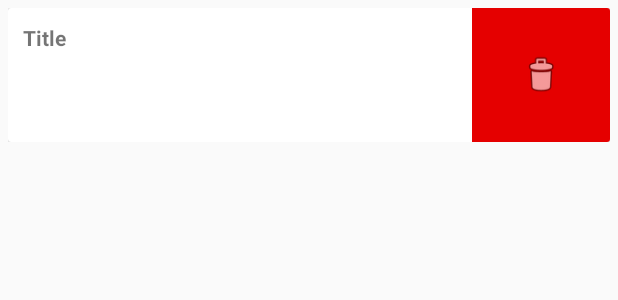
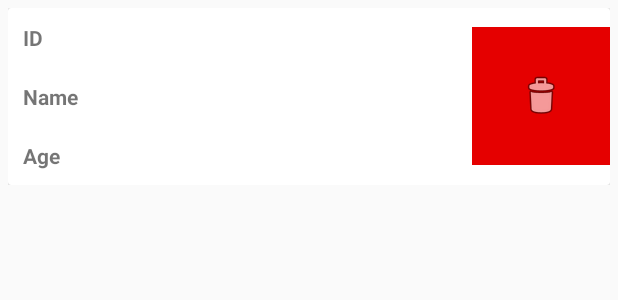
Before and after one commit to i4s33u/simple_reactive, an Android app: the layout card_view_item.xml on its own in the app's theme, with its tools: preview values and no code run, on a phone screen of 412 x 824 dp. Shown: the top 300 px of the screen. Run offline under Robolectric (Android 15) with nearby library versions, the phone set to English and light mode, and no system bars.

```diff
--- a/app/src/main/java/com/example/quan_bui/simplereactive/WebService.java
+++ b/app/src/main/java/com/example/quan_bui/simplereactive/WebService.java
@@ -2,7 +2,6 @@ package com.example.quan_bui.simplereactive;
 
 import java.util.List;
 import retrofit2.http.Body;
-import retrofit2.http.GET;
 import retrofit2.http.POST;
 import rx.Observable;
 
@@ -11,7 +10,6 @@ import rx.Observable;
  */
 public interface WebService {
 
-    @GET("/posts")
     Observable<List<Post>> getPosts();
 
     @POST("/persons/add/{info}")
--- a/app/src/main/res/layout/card_view_item.xml
+++ b/app/src/main/res/layout/card_view_item.xml
@@ -1,7 +1,8 @@
 <?xml version="1.0" encoding="utf-8"?>
 <LinearLayout xmlns:android="http://schemas.android.com/apk/res/android"
               android:layout_width="match_parent"
-              android:layout_height="100dp"
+              android:layout_height="wrap_content"
+              android:orientation="vertical"
               android:padding="5dp">
 
     <android.support.v7.widget.CardView
@@ -14,30 +15,51 @@
             android:layout_height="match_parent">
 
             <TextView
+                android:id="@+id/tvId"
+                android:layout_width="wrap_content"
+                android:layout_height="wrap_content"
+                android:layout_alignParentLeft="true"
+                android:layout_alignParentStart="true"
+                android:layout_alignParentTop="true"
+                android:layout_toLeftOf="@+id/imgDelete"
+                android:padding="10dp"
+                android:text="ID"
+                android:textStyle="bold" />
+
+            <TextView
                 android:id="@+id/tvName"
                 android:layout_width="wrap_content"
                 android:layout_height="wrap_content"
-                android:layout_alignParentTop="true"
+                android:layout_alignParentLeft="true"
                 android:layout_alignParentStart="true"
+                android:layout_below="@+id/tvId"
+                android:layout_toLeftOf="@+id/imgDelete"
+                android:padding="10dp"
+                android:text="Name"
+                android:textStyle="bold" />
+
+            <TextView
+                android:id="@+id/tvAge"
+                android:layout_width="wrap_content"
+                android:layout_height="wrap_content"
                 android:layout_alignParentLeft="true"
-                android:textStyle="bold"
+                android:layout_alignParentStart="true"
+                android:layout_below="@+id/tvName"
+                android:layout_toLeftOf="@+id/imgDelete"
                 android:padding="10dp"
-                android:text="Title"
-                android:layout_alignParentBottom="true"
-                android:layout_toStartOf="@+id/imgDelete"
-                android:layout_toLeftOf="@+id/imgDelete" />
+                android:text="Age"
+                android:textStyle="bold" />
 
             <ImageView
-                android:contentDescription="Delete me"
+                android:id="@+id/imgDelete"
+                android:layout_width="wrap_content"
+                android:layout_height="wrap_content"
+                android:layout_alignParentEnd="true"
+                android:layout_alignParentRight="true"
+                android:layout_centerVertical="true"
                 android:layout_marginLeft="15dp"
                 android:background="#e50000"
-                android:id="@+id/imgDelete"
-                android:scaleType="centerInside"
-                android:layout_width="wrap_content"
-                android:layout_height="match_parent"
-                android:layout_alignParentRight="true"
-                android:layout_alignParentEnd="true"
-                android:layout_centerVertical="true"
+                android:contentDescription="Delete me"
                 android:padding="30dp"
                 android:src="@android:drawable/ic_menu_delete" />
 
```
Also changed, not shown: app/src/main/java/com/example/quan_bui/simplereactive/MainActivity.java (+28 -25 lines), app/src/main/java/com/example/quan_bui/simplereactive/PeopleAdapter.java (added, +66 -0 lines), app/src/main/java/com/example/quan_bui/simplereactive/Person.java (+1 -11 lines).
